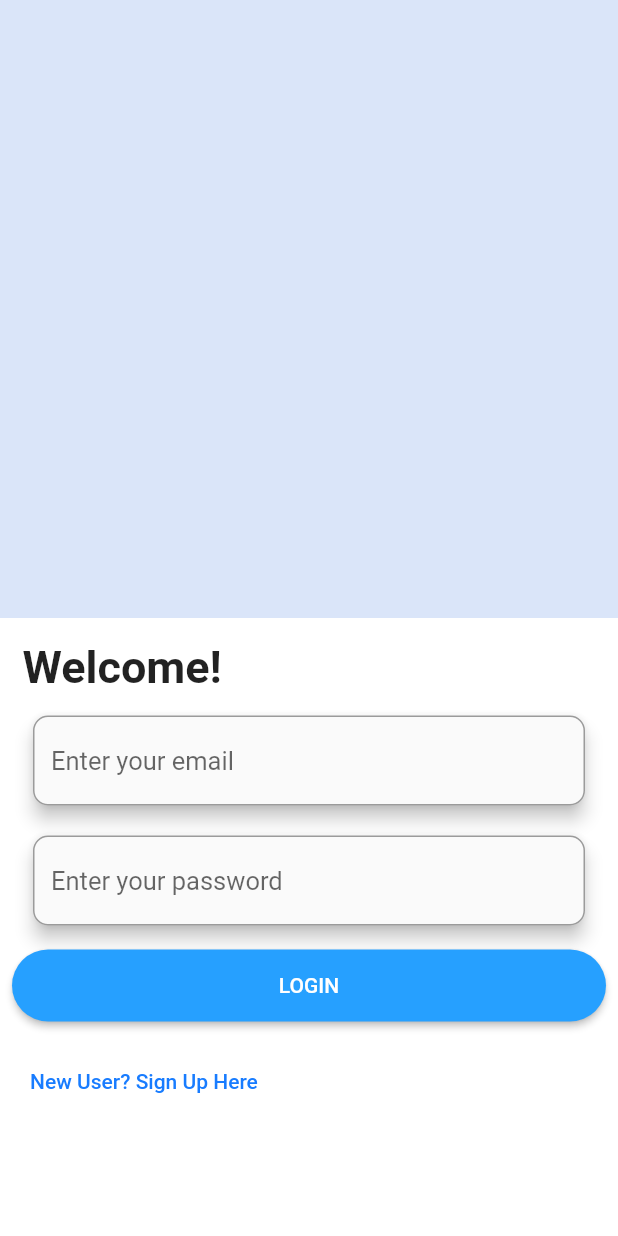
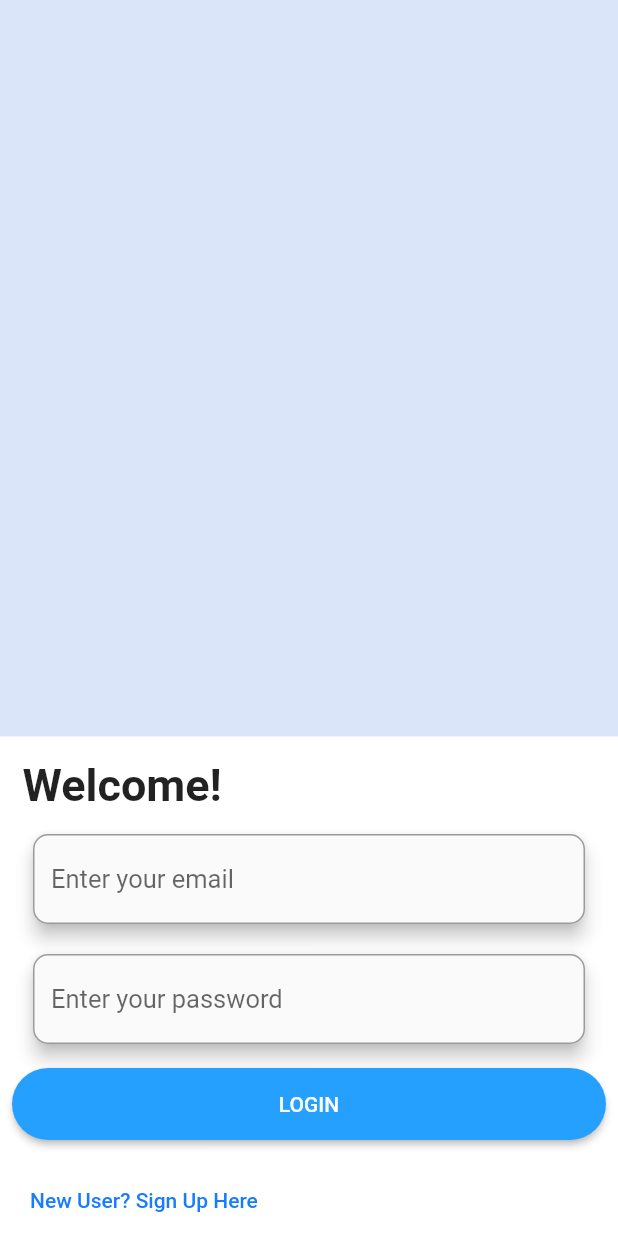
Before and after one commit to Shelter-Connect/phase1, a Flutter app: the screen it shows after launch, on a phone screen of 412 x 824 dp. Run offline on Flutter 3.47's test engine with Material 2 defaults, Android fonts, the phone set to English and light mode, and no system bars.

Commit message:
Fix overflow error for smaller screens

```diff
--- a/lib/pages/welcome_page.dart
+++ b/lib/pages/welcome_page.dart
@@ -22,8 +22,6 @@ class _WelcomePageState extends State<WelcomePage> {
           crossAxisAlignment: CrossAxisAlignment.center,
           children: <Widget>[
             Container(
-              height: MediaQuery.of(context).size.height / 2,
-              width: MediaQuery.of(context).size.width,
               color: Colors.white,
               child: Column(
                 crossAxisAlignment: CrossAxisAlignment.center,
```
